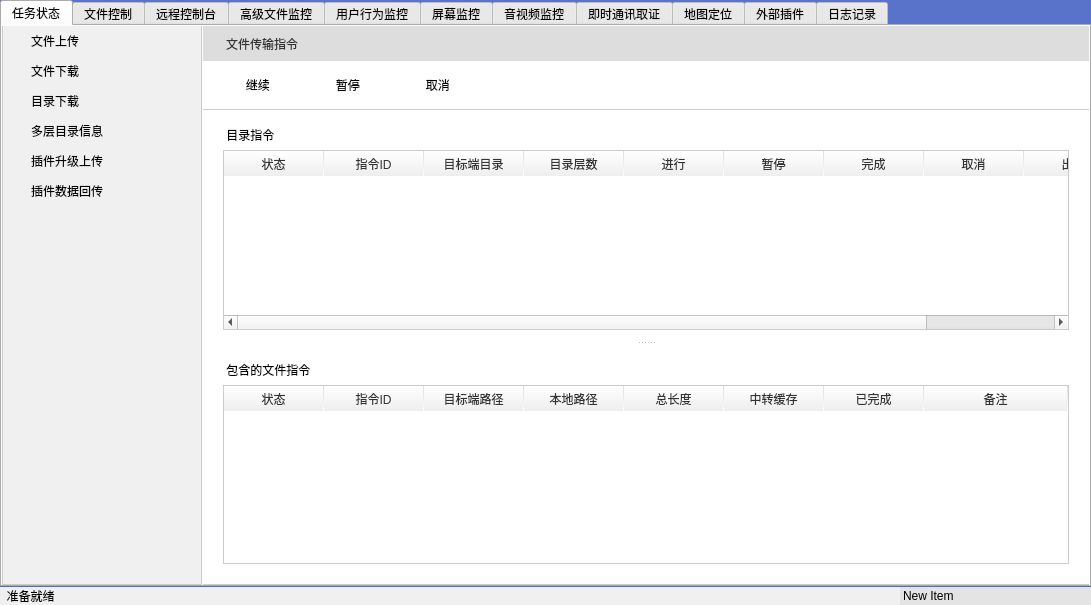
The window that targetdlg.ui (yzx65/RemoteControl) describes before a commit, drawn with Qt 5.
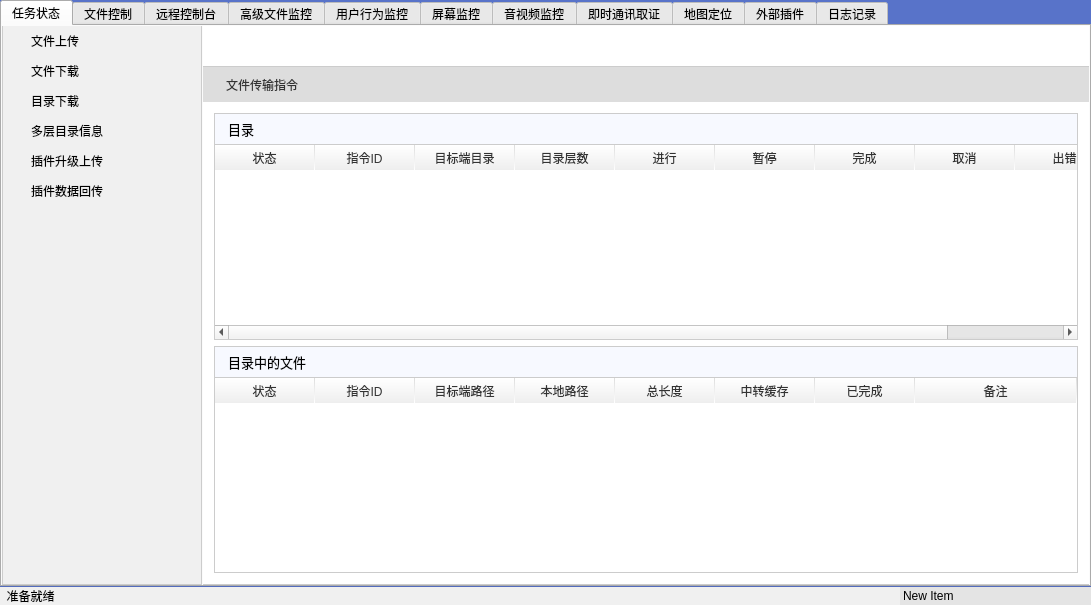
The same window after the commit. The open tabs and pages were chosen to show the change. Icons and pictures are not drawn.

Patch:
```diff
--- a/targetdlg.ui
+++ b/targetdlg.ui
@@ -203,34 +203,6 @@
           <property name="margin">
            <number>0</number>
           </property>
-          <item>
-           <widget class="QLabel" name="lbMissionStatus">
-            <property name="minimumSize">
-             <size>
-              <width>0</width>
-              <height>35</height>
-             </size>
-            </property>
-            <property name="styleSheet">
-             <string notr="true">QLabel
-{	
-	font-family:&quot;Microsoft Yahei&quot;;
-	background-color: #dddddd;
-	color:#333333;
-	padding-left:20px;
-}</string>
-            </property>
-            <property name="frameShape">
-             <enum>QFrame::NoFrame</enum>
-            </property>
-            <property name="frameShadow">
-             <enum>QFrame::Plain</enum>
-            </property>
-            <property name="text">
-             <string>文件传输指令</string>
-            </property>
-           </widget>
-          </item>
           <item>
            <widget class="QFrame" name="toolbar">
             <property name="styleSheet">
@@ -244,9 +216,18 @@
              <property name="spacing">
               <number>10</number>
              </property>
-             <property name="margin">
+             <property name="leftMargin">
               <number>9</number>
              </property>
+             <property name="topMargin">
+              <number>5</number>
+             </property>
+             <property name="rightMargin">
+              <number>9</number>
+             </property>
+             <property name="bottomMargin">
+              <number>5</number>
+             </property>
              <item>
               <widget class="QToolButton" name="btnContinue">
                <property name="enabled">
@@ -254,7 +235,7 @@
                </property>
                <property name="minimumSize">
                 <size>
-                 <width>80</width>
+                 <width>30</width>
                  <height>30</height>
                 </size>
                </property>
@@ -283,7 +264,7 @@
 }</string>
                </property>
                <property name="text">
-                <string>  继续</string>
+                <string/>
                </property>
                <property name="icon">
                 <iconset resource="maindlg.qrc">
@@ -310,7 +291,7 @@
                </property>
                <property name="minimumSize">
                 <size>
-                 <width>80</width>
+                 <width>30</width>
                  <height>30</height>
                 </size>
                </property>
@@ -339,7 +320,7 @@
 }</string>
                </property>
                <property name="text">
-                <string>  暂停</string>
+                <string/>
                </property>
                <property name="icon">
                 <iconset resource="maindlg.qrc">
@@ -366,7 +347,7 @@
                </property>
                <property name="minimumSize">
                 <size>
-                 <width>80</width>
+                 <width>30</width>
                  <height>30</height>
                 </size>
                </property>
@@ -398,7 +379,7 @@
 }</string>
                </property>
                <property name="text">
-                <string>  取消</string>
+                <string/>
                </property>
                <property name="icon">
                 <iconset resource="maindlg.qrc">
@@ -434,6 +415,34 @@
             </layout>
            </widget>
           </item>
+          <item>
+           <widget class="QLabel" name="lbMissionStatus">
+            <property name="minimumSize">
+             <size>
+              <width>0</width>
+              <height>35</height>
+             </size>
+            </property>
+            <property name="styleSheet">
+             <string notr="true">QLabel
+{	
+	font-family:&quot;Microsoft Yahei&quot;;
+	background-color: #dddddd;
+	color:#333333;
+	padding-left:20px;
+}</string>
+            </property>
+            <property name="frameShape">
+             <enum>QFrame::NoFrame</enum>
+            </property>
+            <property name="frameShadow">
+             <enum>QFrame::Plain</enum>
+            </property>
+            <property name="text">
+             <string>文件传输指令</string>
+            </property>
+           </widget>
+          </item>
           <item>
            <widget class="QStackedWidget" name="stkMissionStatus">
             <property name="styleSheet">
@@ -762,61 +771,37 @@
              </layout>
             </widget>
             <widget class="QWidget" name="page_13">
-             <layout class="QVBoxLayout" name="verticalLayout_43">
+             <layout class="QVBoxLayout" name="verticalLayout_4">
+              <item>
+               <layout class="QVBoxLayout" name="verticalLayout_3">
               <property name="spacing">
-               <number>9</number>
-              </property>
-              <property name="leftMargin">
-               <number>9</number>
-              </property>
-              <property name="topMargin">
                <number>0</number>
-              </property>
-              <property name="rightMargin">
-               <number>9</number>
-              </property>
-              <property name="bottomMargin">
-               <number>9</number>
-              </property>
-              <item>
-               <widget class="QSplitter" name="splitter_5">
-                <property name="orientation">
-                 <enum>Qt::Vertical</enum>
-                </property>
-                <widget class="QWidget" name="layoutWidget_8">
-                 <layout class="QVBoxLayout" name="verticalLayout_38">
-                  <property name="spacing">
-                   <number>1</number>
-                  </property>
-                  <item>
-                   <layout class="QHBoxLayout" name="horizontalLayout_64">
-                    <property name="topMargin">
-                     <number>5</number>
-                    </property>
-                    <property name="bottomMargin">
-                     <number>5</number>
                     </property>
                     <item>
                      <widget class="QLabel" name="label_38">
+                  <property name="sizePolicy">
+                   <sizepolicy hsizetype="Expanding" vsizetype="Preferred">
+                    <horstretch>0</horstretch>
+                    <verstretch>0</verstretch>
+                   </sizepolicy>
+                  </property>
                       <property name="styleSheet">
                        <string notr="true">QLabel
 {
 	font-family:&quot;Microsoft Yahei&quot;;
+	font-size:13px;
+	background-color:rgb(247,249,255);;
+	color:black;
+	min-height:30px;
+	padding-left:10px;
+	border:1px solid #cccccc;
+	border-bottom-width:1px;
 }</string>
                       </property>
                       <property name="text">
-                       <string> 目录指令</string>
-                      </property>
-                     </widget>
-                    </item>
-                    <item>
-                     <widget class="QLabel" name="label_39">
-                      <property name="text">
-                       <string/>
-                      </property>
-                     </widget>
-                    </item>
-                   </layout>
+                   <string>目录</string>
+                  </property>
+                 </widget>
                   </item>
                   <item>
                    <widget class="QTableWidget" name="tbDirCommand">
@@ -844,6 +829,7 @@
 
 QFrame#tbDirCommand{
 	border:1px solid #cccccc;
+	border-top-width:0px;
 }
 
  QHeaderView::down-arrow {
@@ -875,6 +861,9 @@
 	background:transparent;
  }</string>
                     </property>
+                  <property name="frameShape">
+                   <enum>QFrame::NoFrame</enum>
+                  </property>
                     <property name="editTriggers">
                      <set>QAbstractItemView::NoEditTriggers</set>
                     </property>
@@ -970,41 +959,38 @@
                    </widget>
                   </item>
                  </layout>
-                </widget>
-                <widget class="QWidget" name="layoutWidget_9">
-                 <layout class="QVBoxLayout" name="verticalLayout_42">
-                  <property name="spacing">
-                   <number>1</number>
-                  </property>
+              </item>
                   <item>
-                   <layout class="QHBoxLayout" name="horizontalLayout_65">
-                    <property name="topMargin">
-                     <number>5</number>
-                    </property>
-                    <property name="bottomMargin">
-                     <number>5</number>
+               <layout class="QVBoxLayout" name="verticalLayout_2">
+                <property name="spacing">
+                 <number>0</number>
                     </property>
                     <item>
                      <widget class="QLabel" name="label_40">
+                  <property name="sizePolicy">
+                   <sizepolicy hsizetype="Expanding" vsizetype="Preferred">
+                    <horstretch>0</horstretch>
+                    <verstretch>0</verstretch>
+                   </sizepolicy>
+                  </property>
                       <property name="styleSheet">
                        <string notr="true">QLabel
 {
 	font-family:&quot;Microsoft Yahei&quot;;
+	font-size:13px;
+	background-color:rgb(247,249,255);;
+	color:black;
+	min-height:30px;
+	padding-left:10px;
+	border:1px solid #cccccc;
+	border-bottom-width:1px;
+	border-left-width:1px;
 }</string>
                       </property>
                       <property name="text">
-                       <string> 包含的文件指令</string>
-                      </property>
-                     </widget>
-                    </item>
-                    <item>
-                     <widget class="QLabel" name="label_41">
-                      <property name="text">
-                       <string/>
-                      </property>
-                     </widget>
-                    </item>
-                   </layout>
+                   <string>目录中的文件</string>
+                  </property>
+                 </widget>
                   </item>
                   <item>
                    <widget class="QTableWidget" name="tbFileCommand">
@@ -1032,6 +1018,7 @@
 
 QFrame#tbFileCommand{
 	border:1px solid #cccccc;
+	border-top-width:0px;
 }
 
  QHeaderView::down-arrow {
@@ -1063,6 +1050,9 @@
 	background:transparent;
  }</string>
                     </property>
+                  <property name="frameShape">
+                   <enum>QFrame::NoFrame</enum>
+                  </property>
                     <property name="editTriggers">
                      <set>QAbstractItemView::NoEditTriggers</set>
                     </property>
@@ -1151,8 +1141,6 @@
                    </widget>
                   </item>
                  </layout>
-                </widget>
-               </widget>
               </item>
              </layout>
             </widget>
```
Left out of the diff: 38 changed lines with no effect on the pictures. Lines whose indentation alone changed are shown as unchanged.
